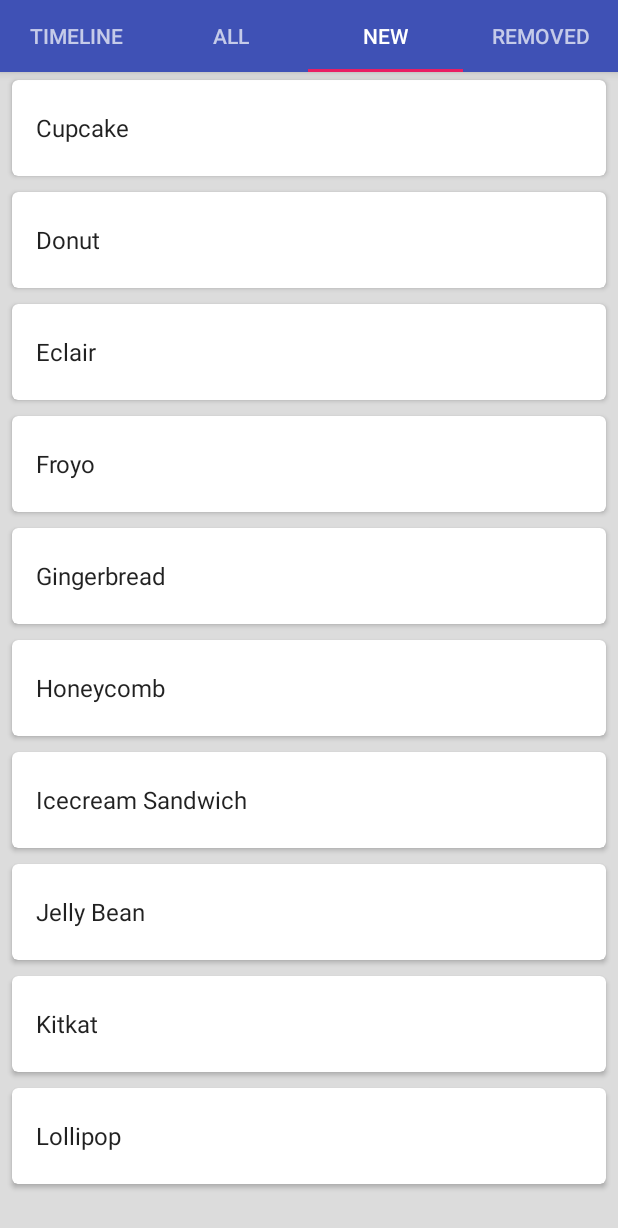
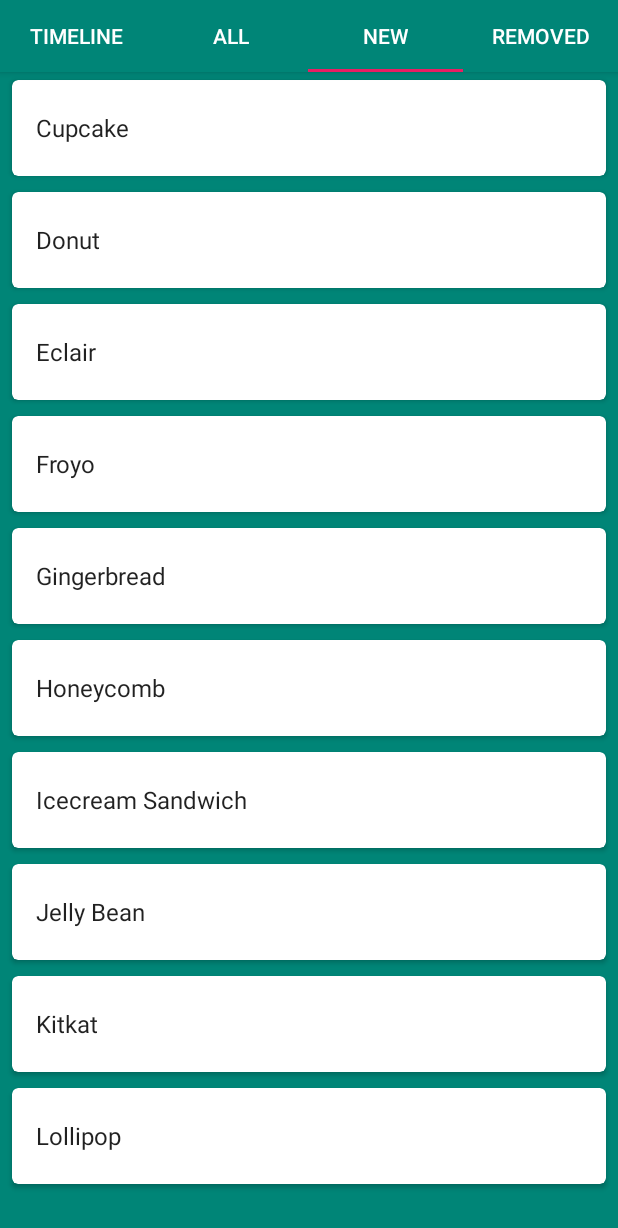
Before and after one commit to mlevytskiy/Wumf, an Android app: the screen it shows after launch (MainActivity), tab 3 chosen, on a phone screen of 412 x 824 dp. Shown: the top 1228 px of the screen. Run offline under Robolectric (Android 15) with nearby library versions, the phone set to English and light mode, and no system bars.

Commit message:
change title tab colors

```diff
--- a/app/src/main/java/io/wumf/wumf/MainActivity.java
+++ b/app/src/main/java/io/wumf/wumf/MainActivity.java
@@ -1,7 +1,9 @@
 package io.wumf.wumf;
 
 import android.annotation.SuppressLint;
+import android.graphics.Color;
 import android.os.Bundle;
+import android.support.design.widget.AppBarLayout;
 import android.support.design.widget.TabLayout;
 import android.support.v4.app.Fragment;
 import android.support.v4.app.FragmentManager;
@@ -22,10 +24,15 @@ import java.util.List;
 
 public class MainActivity extends AppCompatActivity {
 
+    private AppBarLayout appBarLayout;
+    private TabLayout tabLayout;
+
     @Override
     protected void onCreate(Bundle savedInstanceState) {
         super.onCreate(savedInstanceState);
         setContentView(R.layout.activity_tab_animation);
+
+        appBarLayout = (AppBarLayout) findViewById(R.id.tabanim_appbar);
 
         final Toolbar toolbar = (Toolbar) findViewById(R.id.tabanim_toolbar);
         setSupportActionBar(toolbar);
@@ -34,8 +41,11 @@ public class MainActivity extends AppCompatActivity {
         final ViewPager viewPager = (ViewPager) findViewById(R.id.tabanim_viewpager);
         setupViewPager(viewPager);
 
-        TabLayout tabLayout = (TabLayout) findViewById(R.id.tabanim_tabs);
+        tabLayout = (TabLayout) findViewById(R.id.tabanim_tabs);
         tabLayout.setupWithViewPager(viewPager);
+
+        appBarLayout.setBackgroundColor(getResources().getColor(R.color.background_floating_material_light));
+        tabLayout.setTabTextColors(Color.BLACK, Color.BLACK);
 
         tabLayout.setOnTabSelectedListener(new TabLayout.OnTabSelectedListener() {
             @Override
@@ -45,13 +55,20 @@ public class MainActivity extends AppCompatActivity {
 
                 switch (tab.getPosition()) {
                     case 0:
-                        showToast("One");
+                        appBarLayout.setBackgroundColor(getResources().getColor(R.color.background_floating_material_light));
+                        tabLayout.setTabTextColors(Color.BLACK, Color.BLACK);
                         break;
                     case 1:
-                        showToast("Two");
+                        appBarLayout.setBackgroundColor(getResources().getColor(R.color.primary_700));
+                        tabLayout.setTabTextColors(Color.WHITE, Color.WHITE);
                         break;
                     case 2:
-                        showToast("Three");
+                        appBarLayout.setBackgroundColor(getResources().getColor(R.color.accent_material_light));
+                        tabLayout.setTabTextColors(Color.WHITE, Color.WHITE);
+                        break;
+                    case 3:
+                        appBarLayout.setBackgroundColor(getResources().getColor(R.color.accent_700));
+                        tabLayout.setTabTextColors(Color.WHITE, Color.WHITE);
                         break;
                 }
             }
@@ -74,10 +91,10 @@ public class MainActivity extends AppCompatActivity {
 
     private void setupViewPager(ViewPager viewPager) {
         ViewPagerAdapter adapter = new ViewPagerAdapter(getSupportFragmentManager());
-        adapter.addFrag(new DummyFragment(getResources().getColor(R.color.accent_material_light)), "timeline");
-        adapter.addFrag(new DummyFragment(getResources().getColor(R.color.accent_material_light)), "all");
-        adapter.addFrag(new DummyFragment(getResources().getColor(R.color.ripple_material_light)), "new");
-        adapter.addFrag(new DummyFragment(getResources().getColor(R.color.button_material_dark)), "removed");
+        adapter.addFrag(new DummyFragment(getResources().getColor(R.color.background_floating_material_light)), "timeline");
+        adapter.addFrag(new DummyFragment(getResources().getColor(R.color.primary_700)), "all");
+        adapter.addFrag(new DummyFragment(getResources().getColor(R.color.accent_material_light)), "new");
+        adapter.addFrag(new DummyFragment(getResources().getColor(R.color.accent_700)), "removed");
         viewPager.setAdapter(adapter);
     }
 
```
